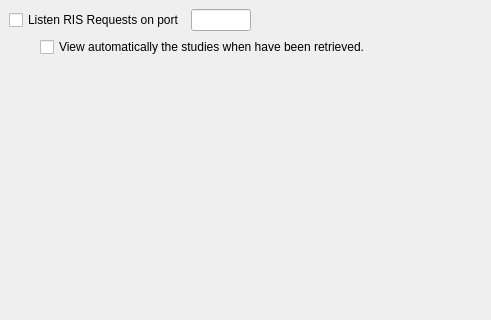
The window that starviewer/src/inputoutput/qlistenrisrequestsconfigurationscreenbase.ui (starviewer-medical/starviewer) describes before a commit, drawn with Qt 5; both pictures show x 0 to 491 and y 0 to 320 of the 805 by 401 pixel window.
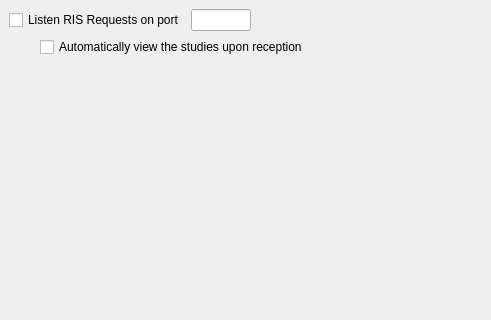
The same window after the commit. Icons and pictures are not drawn.

Commit message: ENH: Es canvia el text del diàleg de configuració del RIS. Cal fer la traducció.

```diff
--- a/starviewer/src/inputoutput/qlistenrisrequestsconfigurationscreenbase.ui
+++ b/starviewer/src/inputoutput/qlistenrisrequestsconfigurationscreenbase.ui
@@ -92,7 +92,7 @@
      <item>
       <widget class="QCheckBox" name="m_checkBoxViewAutomaticallyStudies" >
        <property name="text" >
-        <string>View automatically the studies when have been retrieved.</string>
+        <string>Automatically view the studies upon reception</string>
        </property>
       </widget>
      </item>
```
Left out of the diff: 2 changed lines with no effect on the pictures. The commit also changes 1 other file.
